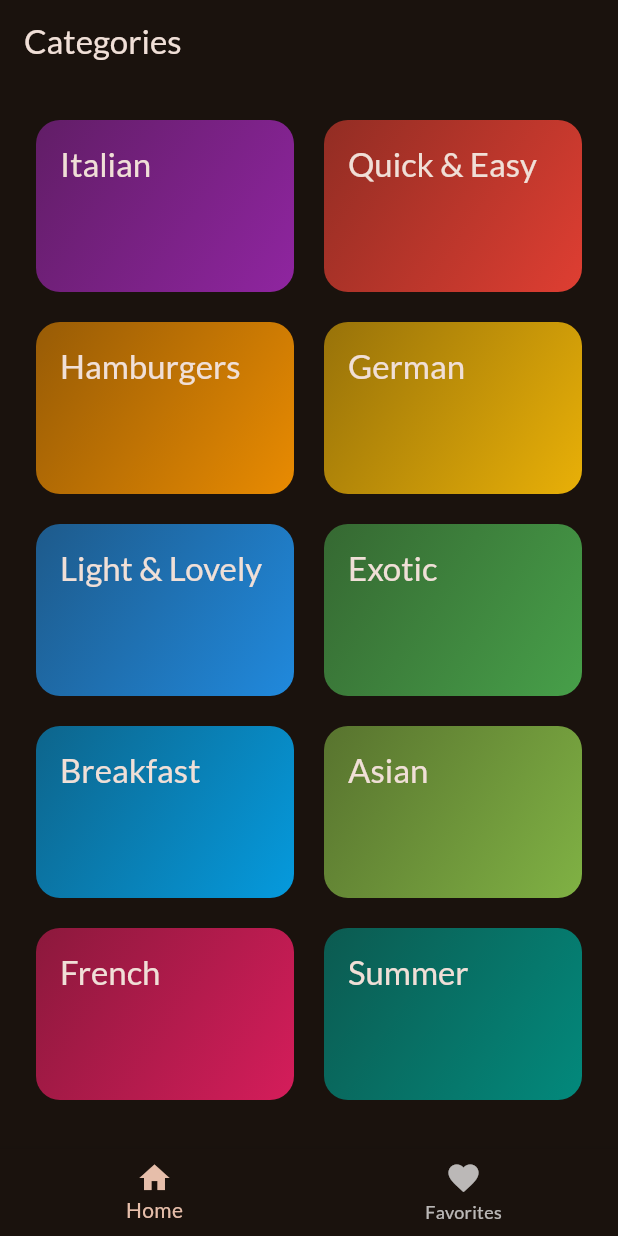
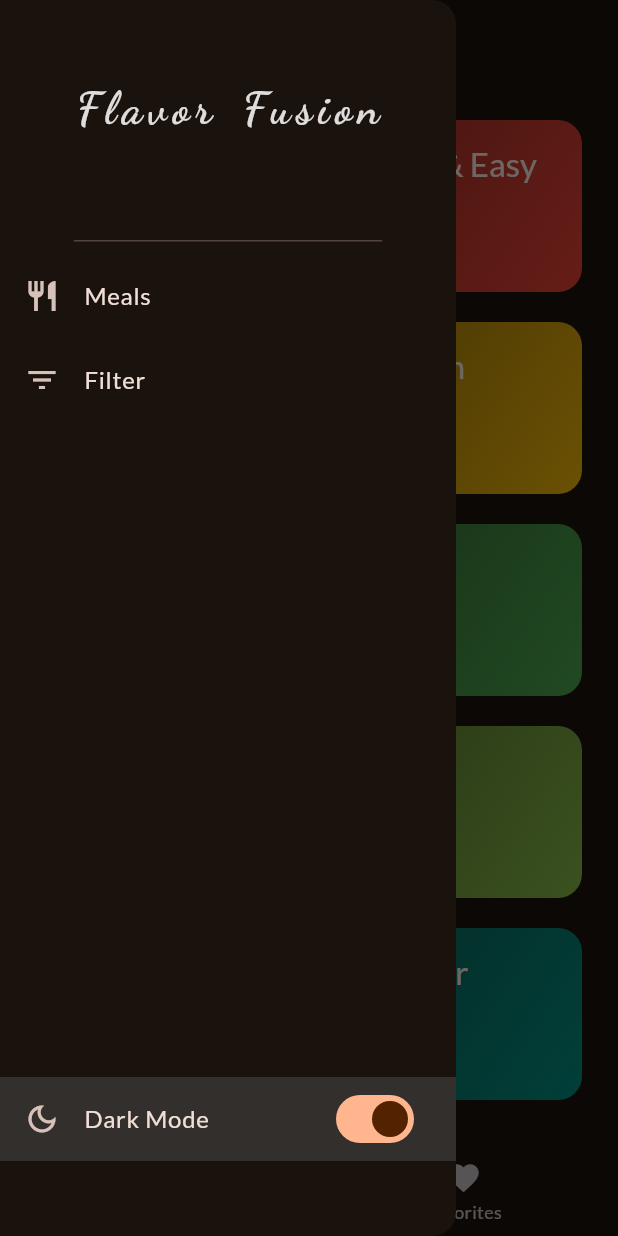
Before and after one commit to Senan04/meals_app, a Flutter app: the screen it shows after launch, with the side drawer open (before the commit the screen has no drawer), on a phone screen of 412 x 824 dp. Run offline on Flutter 3.47's test engine with Material 3 defaults, Android fonts, the phone set to English and light mode, and no system bars; our stand-ins replace google_fonts, transparent_image.

Commit message:
MainDrawer Widget added, ThemeSwitch Widget added

```diff
--- a/lib/screens/tabs.dart
+++ b/lib/screens/tabs.dart
@@ -2,6 +2,7 @@ import 'package:flutter/material.dart';
 import 'package:meals/models/meal.dart';
 import 'package:meals/screens/categories.dart';
 import 'package:meals/screens/meals.dart';
+import 'package:meals/widgets/main_drawer.dart';
 
 class TabsScreen extends StatefulWidget {
   const TabsScreen({super.key});
@@ -68,14 +69,20 @@ class _TabsScreenState extends State<TabsScreen> {
       appBar: AppBar(
         title: Text(_selectedPageTitle),
       ),
+      drawer: const MainDrawer(),
       body: activeWidget,
       bottomNavigationBar: BottomNavigationBar(
         currentIndex: _selectedPage,
         onTap: _selectPage,
         items: const [
-          BottomNavigationBarItem(icon: Icon(Icons.home), label: 'Home'),
           BottomNavigationBarItem(
-              icon: Icon(Icons.favorite), label: 'Favorites'),
+            icon: Icon(Icons.home),
+            label: 'Home',
+          ),
+          BottomNavigationBarItem(
+            icon: Icon(Icons.favorite),
+            label: 'Favorites',
+          ),
         ],
       ),
     );
--- /dev/null
+++ b/lib/widgets/main_drawer.dart
@@ -0,0 +1,52 @@
+import 'package:flutter/material.dart';
+import 'package:google_fonts/google_fonts.dart';
+import 'package:meals/widgets/theme_switch.dart';
+
+//Teil von TabsScreen
+class MainDrawer extends StatelessWidget {
+  const MainDrawer({super.key});
+
+  @override
+  Widget build(BuildContext context) {
+    return Drawer(
+      backgroundColor: Theme.of(context).colorScheme.surface,
+      child: Column(
+        children: [
+          DrawerHeader(
+            padding: const EdgeInsets.only(top: 50),
+            child: Text(
+              'Flavor Fusion',
+              style: GoogleFonts.dancingScript(
+                color: const Color.fromARGB(218, 255, 255, 255),
+                fontSize: 30,
+                fontWeight: FontWeight.bold,
+                letterSpacing: 4,
+                wordSpacing: 5,
+              ),
+            ),
+          ),
+          ListTile(
+            leading: const Icon(Icons.restaurant),
+            title: const Text('Meals'),
+            onTap: () {},
+          ),
+          ListTile(
+            leading: const Icon(Icons.filter_list),
+            title: const Text('Filter'),
+            onTap: () {},
+          ),
+          const Spacer(),
+          Container(
+            margin: const  EdgeInsets.only(bottom: 50),
+            color: const Color.fromARGB(162, 63, 63, 63),
+            child: const ListTile(
+              leading: Icon(Icons.dark_mode_outlined),
+              title: Text('Dark Mode'),
+              trailing: ThemeSwitch(),
+            ),
+          ),
+        ],
+      ),
+    );
+  }
+}
--- /dev/null
+++ b/lib/widgets/theme_switch.dart
@@ -0,0 +1,21 @@
+import 'package:flutter/material.dart';
+
+//Teil von MainDrawer
+class ThemeSwitch extends StatefulWidget {
+  const ThemeSwitch({super.key});
+
+  @override
+  State<ThemeSwitch> createState() => _ThemeSwitchState();
+}
+
+class _ThemeSwitchState extends State<ThemeSwitch> {
+  var _switchStatus = true;
+  @override
+  Widget build(BuildContext context) {
+    return Switch(value: _switchStatus, onChanged: (newStatus) {
+      setState(() {
+        _switchStatus = newStatus;
+      });
+    });
+  }
+}
```
